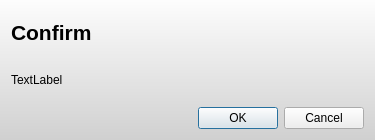
Above: Graffik/gui/core/Dialogs/confirmdialog.ui from DynamicPerception/Graffik_Legacy before the change. Below: the same form after it.
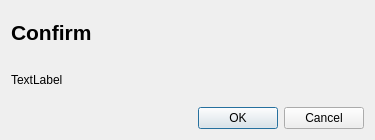
That is the form after the change.

```diff
--- a/Graffik/gui/core/Dialogs/confirmdialog.ui
+++ b/Graffik/gui/core/Dialogs/confirmdialog.ui
@@ -20,9 +20,7 @@
    <string>Confirm</string>
   </property>
   <property name="styleSheet">
-   <string notr="true">#ConfirmDialog {
-background-color: qlineargradient(spread:pad, x1:0, y1:0, x2:0, y2:1, stop:0 rgba(253, 253, 253, 255), stop:1 rgba(208, 208, 208, 255));
-}</string>
+   <string notr="true"/>
   </property>
   <layout class="QVBoxLayout" name="verticalLayout">
    <item>
```
